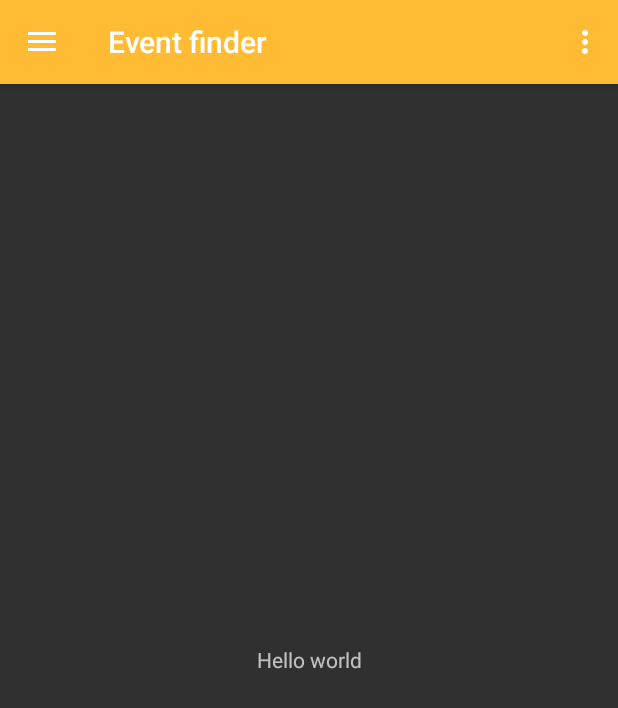
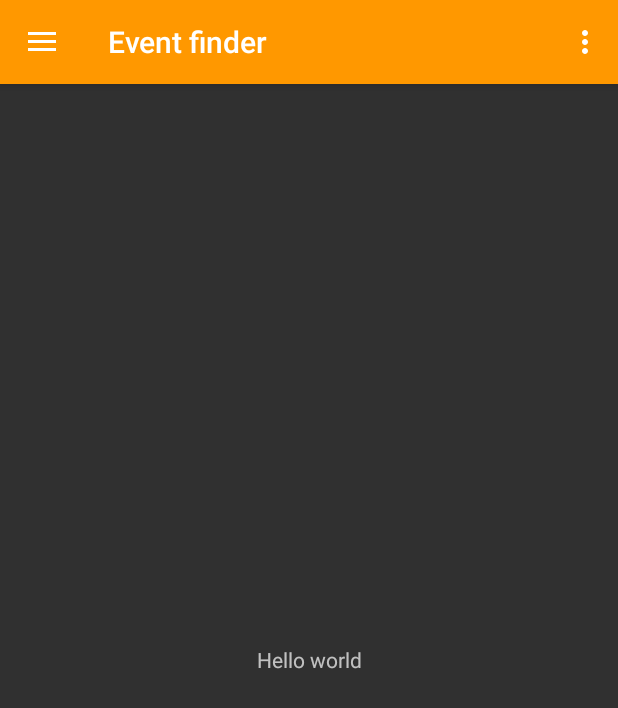
Before and after one commit to FetchDev/Fetch, an Android app: the screen it shows after launch (MainActivity), in the side drawer, after a tap on "Local Events", on a phone screen of 412 x 824 dp. Shown: the top 708 px of the screen. Run offline under Robolectric (Android 15) with nearby library versions, the phone set to English and light mode, and no system bars; our stand-ins replace Volley.

Commit message:
Modified some menu colors

```diff
--- /dev/null
+++ b/app/src/main/res/drawable/drawer_list_selector.xml
@@ -0,0 +1,6 @@
+<?xml version="1.0" encoding="utf-8"?>
+<selector xmlns:android="http://schemas.android.com/apk/res/android">
+    <item android:state_pressed="true" android:drawable="@color/colorPrimaryDark" />
+    <item android:state_activated="true" android:drawable="@color/colorAccent" />
+    <item android:drawable="@android:color/transparent" />
+</selector>
--- a/app/src/main/res/layout/activity_main.xml
+++ b/app/src/main/res/layout/activity_main.xml
@@ -23,9 +23,6 @@
         android:fitsSystemWindows="true"
         app:headerLayout="@layout/nav_header_main"
         android:background="@android:color/holo_orange_light"
-        app:itemBackground="@android:color/holo_orange_light"
-        app:itemIconTint="@color/common_google_signin_btn_text_dark_default"
-        app:itemTextColor="@color/common_google_signin_btn_text_dark_default"
         app:menu="@menu/activity_main_drawer" />
 
 </android.support.v4.widget.DrawerLayout>
--- a/app/src/main/res/layout/app_bar_main.xml
+++ b/app/src/main/res/layout/app_bar_main.xml
@@ -17,7 +17,7 @@
             android:id="@+id/toolbar"
             android:layout_width="match_parent"
             android:layout_height="?attr/actionBarSize"
-            android:background="@android:color/holo_orange_light"
+            android:background="?attr/colorPrimary"
             app:popupTheme="@style/AppTheme.PopupOverlay" />
 
     </android.support.design.widget.AppBarLayout>
--- a/app/src/main/res/layout/nav_header_main.xml
+++ b/app/src/main/res/layout/nav_header_main.xml
@@ -16,7 +16,7 @@
             android:layout_width="match_parent"
             android:layout_height="wrap_content"
             android:layout_weight="0.26"
-            android:text="Fetch!"
+            android:text="Fetch"
             android:textAlignment="center"
             android:textAppearance="@style/TextAppearance.AppCompat"
             android:textSize="30sp" />
--- a/app/src/main/res/values/styles.xml
+++ b/app/src/main/res/values/styles.xml
@@ -6,6 +6,7 @@
         <item name="colorPrimary">@color/colorPrimary</item>
         <item name="colorPrimaryDark">@color/colorPrimaryDark</item>
         <item name="colorAccent">@color/colorAccent</item>
+        <item name="android:activatedBackgroundIndicator">@drawable/drawer_list_selector</item>
     </style>
 
     <style name="AppTheme.NoActionBar">
```
Also changed, not shown: app/src/main/res/drawable/side_nav_bar.xml (deleted, +0 -9 lines), app/src/main/res/drawable-hdpi/ic_map_paw.png, app/src/main/res/drawable-mdpi/ic_map_paw.png, app/src/main/res/drawable-xhdpi/ic_map_paw.png, app/src/main/res/drawable-xxhdpi/ic_map_paw.png.
